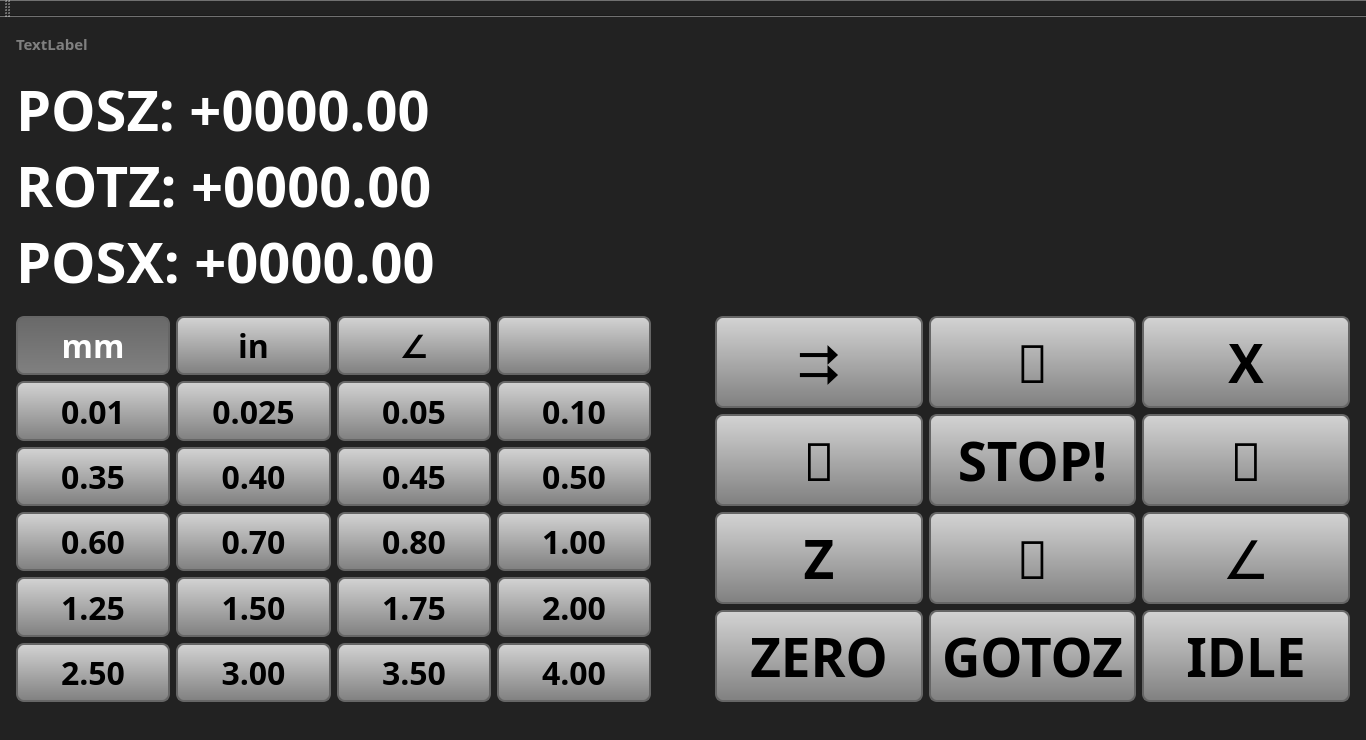
This is lathe_gui/mainwindow.ui in tinic/lathe_motion_stm32 as Qt 5 draws it before an edit. The edited form follows.
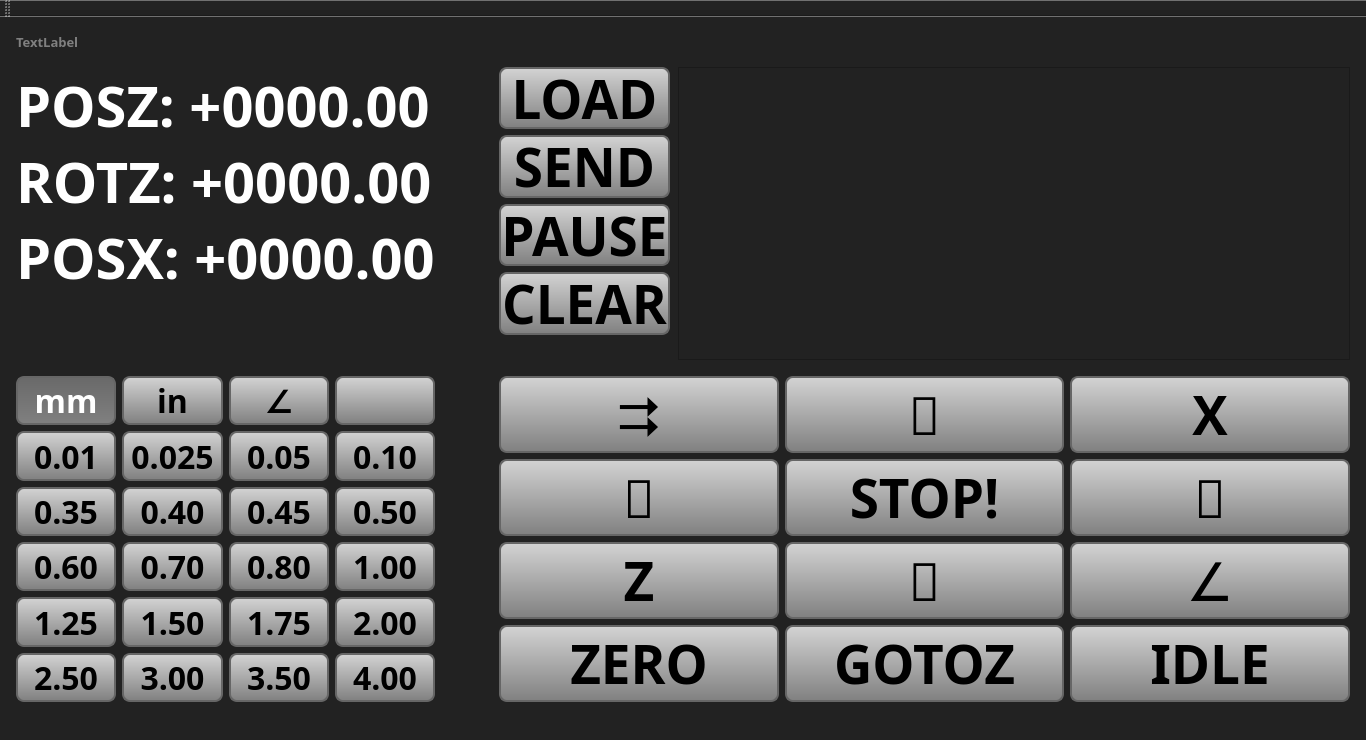
This is the edited form.

The edit to the form file:
```diff
--- a/lathe_gui/mainwindow.ui
+++ b/lathe_gui/mainwindow.ui
@@ -18,6 +18,9 @@
                         color: #222222;
 						background-color: #222222;
 }
+QPlainTextEdit {
+					color:white;
+}
 QPushButton {
                         color: black;
                         background: qlineargradient( x1:0 y1:0, x2:0 y2:1, stop:0 lightgrey, stop:1 grey);
@@ -38,7 +41,8 @@
  					   border: 2px solid #666666;
 					   border-width: 2px;
 						border-radius: 8px;
-}</string>
+}
+</string>
   </property>
   <widget class="QWidget" name="centralWidget">
    <layout class="QGridLayout" name="gridLayout_4">
@@ -733,7 +737,126 @@
      </layout>
     </item>
     <item row="1" column="2">
-     <layout class="QVBoxLayout" name="verticalLayout"/>
+     <layout class="QVBoxLayout" name="verticalLayout">
+      <item>
+       <layout class="QHBoxLayout" name="horizontalLayout">
+        <property name="spacing">
+         <number>8</number>
+        </property>
+        <item>
+         <layout class="QVBoxLayout" name="verticalLayout_2">
+          <item>
+           <widget class="QPushButton" name="loadButton">
+            <property name="minimumSize">
+             <size>
+              <width>128</width>
+              <height>48</height>
+             </size>
+            </property>
+            <property name="font">
+             <font>
+              <family>Lekton</family>
+              <pointsize>40</pointsize>
+              <weight>75</weight>
+              <bold>true</bold>
+             </font>
+            </property>
+            <property name="text">
+             <string>LOAD</string>
+            </property>
+           </widget>
+          </item>
+          <item>
+           <widget class="QPushButton" name="runButton">
+            <property name="minimumSize">
+             <size>
+              <width>0</width>
+              <height>48</height>
+             </size>
+            </property>
+            <property name="font">
+             <font>
+              <family>Lekton</family>
+              <pointsize>40</pointsize>
+              <weight>75</weight>
+              <bold>true</bold>
+             </font>
+            </property>
+            <property name="text">
+             <string>SEND</string>
+            </property>
+           </widget>
+          </item>
+          <item>
+           <widget class="QPushButton" name="pushButton">
+            <property name="minimumSize">
+             <size>
+              <width>0</width>
+              <height>48</height>
+             </size>
+            </property>
+            <property name="font">
+             <font>
+              <family>Lekton</family>
+              <pointsize>40</pointsize>
+              <weight>75</weight>
+              <bold>true</bold>
+             </font>
+            </property>
+            <property name="text">
+             <string>PAUSE</string>
+            </property>
+           </widget>
+          </item>
+          <item>
+           <widget class="QPushButton" name="clearButton">
+            <property name="minimumSize">
+             <size>
+              <width>0</width>
+              <height>48</height>
+             </size>
+            </property>
+            <property name="font">
+             <font>
+              <family>Lekton</family>
+              <pointsize>40</pointsize>
+              <weight>75</weight>
+              <bold>true</bold>
+             </font>
+            </property>
+            <property name="text">
+             <string>CLEAR</string>
+            </property>
+           </widget>
+          </item>
+          <item>
+           <spacer name="verticalSpacer">
+            <property name="orientation">
+             <enum>Qt::Vertical</enum>
+            </property>
+            <property name="sizeHint" stdset="0">
+             <size>
+              <width>20</width>
+              <height>40</height>
+             </size>
+            </property>
+           </spacer>
+          </item>
+         </layout>
+        </item>
+        <item>
+         <widget class="QPlainTextEdit" name="progText">
+          <property name="font">
+           <font>
+            <family>Monospace</family>
+            <pointsize>12</pointsize>
+           </font>
+          </property>
+         </widget>
+        </item>
+       </layout>
+      </item>
+     </layout>
     </item>
     <item row="1" column="0">
      <widget class="QLabel" name="statusLabel">
@@ -845,6 +968,12 @@
           <verstretch>0</verstretch>
          </sizepolicy>
         </property>
+        <property name="minimumSize">
+         <size>
+          <width>0</width>
+          <height>64</height>
+         </size>
+        </property>
         <property name="font">
          <font>
           <family>OpenSymbol</family>
@@ -908,6 +1037,12 @@
           <verstretch>0</verstretch>
          </sizepolicy>
         </property>
+        <property name="minimumSize">
+         <size>
+          <width>0</width>
+          <height>64</height>
+         </size>
+        </property>
         <property name="font">
          <font>
           <family>Lekton</family>
@@ -956,6 +1091,12 @@
           <verstretch>0</verstretch>
          </sizepolicy>
         </property>
+        <property name="minimumSize">
+         <size>
+          <width>0</width>
+          <height>64</height>
+         </size>
+        </property>
         <property name="font">
          <font>
           <family>OpenSymbol</family>
@@ -978,6 +1119,12 @@
           <verstretch>0</verstretch>
          </sizepolicy>
         </property>
+        <property name="minimumSize">
+         <size>
+          <width>0</width>
+          <height>64</height>
+         </size>
+        </property>
         <property name="font">
          <font>
           <family>Lekton</family>
@@ -1043,7 +1190,7 @@
       <property name="font">
        <font>
         <family>Lekton</family>
-        <pointsize>11</pointsize>
+        <pointsize>10</pointsize>
         <weight>75</weight>
         <bold>true</bold>
        </font>
```
Left out of the diff: 190 changed lines with no effect on the pictures.
